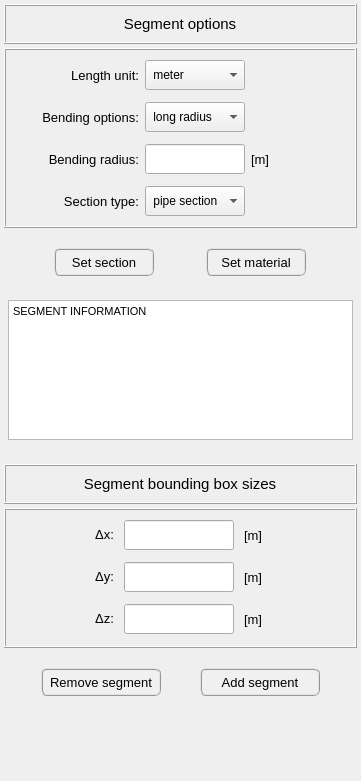
Old version of the form pulse/interface/ui_files/model/geometry/add_widget.ui in the repository open-pulse/OpenPulse.
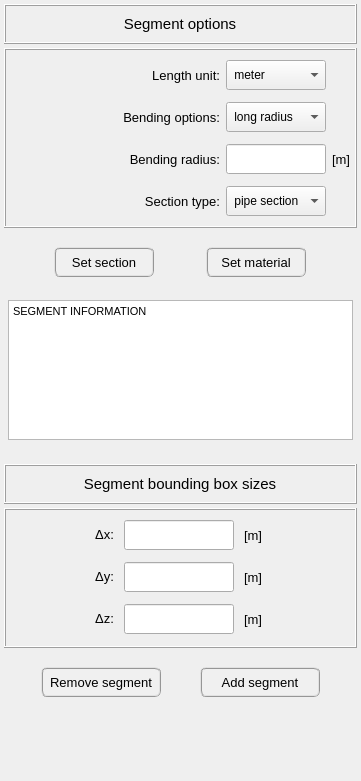
New version of the form.

```diff
--- a/pulse/interface/ui_files/model/geometry/add_widget.ui
+++ b/pulse/interface/ui_files/model/geometry/add_widget.ui
@@ -140,7 +140,72 @@
       <property name="bottomMargin">
        <number>4</number>
       </property>
-      <item row="2" column="1">
+      <item row="1" column="2">
+       <widget class="QComboBox" name="comboBox_bending_type">
+        <property name="minimumSize">
+         <size>
+          <width>100</width>
+          <height>30</height>
+         </size>
+        </property>
+        <property name="maximumSize">
+         <size>
+          <width>100</width>
+          <height>30</height>
+         </size>
+        </property>
+        <property name="font">
+         <font>
+          <pointsize>9</pointsize>
+         </font>
+        </property>
+        <item>
+         <property name="text">
+          <string> long radius</string>
+         </property>
+        </item>
+        <item>
+         <property name="text">
+          <string> short radius</string>
+         </property>
+        </item>
+        <item>
+         <property name="text">
+          <string> user-defined</string>
+         </property>
+        </item>
+        <item>
+         <property name="text">
+          <string> disabled</string>
+         </property>
+        </item>
+       </widget>
+      </item>
+      <item row="2" column="3">
+       <widget class="QLabel" name="label_unit_bending_radius">
+        <property name="minimumSize">
+         <size>
+          <width>0</width>
+          <height>0</height>
+         </size>
+        </property>
+        <property name="maximumSize">
+         <size>
+          <width>100</width>
+          <height>16777215</height>
+         </size>
+        </property>
+        <property name="font">
+         <font>
+          <pointsize>10</pointsize>
+         </font>
+        </property>
+        <property name="text">
+         <string>[m]</string>
+        </property>
+       </widget>
+      </item>
+      <item row="2" column="2">
        <widget class="QLineEdit" name="lineEdit_bending_radius">
         <property name="minimumSize">
          <size>
@@ -164,7 +229,7 @@
         </property>
        </widget>
       </item>
-      <item row="2" column="0">
+      <item row="2" column="1">
        <widget class="QLabel" name="label_6">
         <property name="minimumSize">
          <size>
@@ -191,7 +256,7 @@
         </property>
        </widget>
       </item>
-      <item row="0" column="1">
+      <item row="0" column="2">
        <widget class="QComboBox" name="comboBox_length_unit">
         <property name="minimumSize">
          <size>
@@ -227,7 +292,7 @@
         </item>
        </widget>
       </item>
-      <item row="6" column="0">
+      <item row="6" column="1">
        <widget class="QLabel" name="label_9">
         <property name="minimumSize">
          <size>
@@ -254,7 +319,7 @@
         </property>
        </widget>
       </item>
-      <item row="1" column="0">
+      <item row="1" column="1">
        <widget class="QLabel" name="label_5">
         <property name="minimumSize">
          <size>
@@ -281,7 +346,7 @@
         </property>
        </widget>
       </item>
-      <item row="6" column="1">
+      <item row="6" column="2">
        <widget class="QComboBox" name="comboBox_section_type">
         <property name="minimumSize">
          <size>
@@ -312,7 +377,7 @@
         </item>
        </widget>
       </item>
-      <item row="0" column="0">
+      <item row="0" column="1">
        <widget class="QLabel" name="label_4">
         <property name="minimumSize">
          <size>
@@ -339,70 +404,18 @@
         </property>
        </widget>
       </item>
-      <item row="1" column="1">
-       <widget class="QComboBox" name="comboBox_bending_type">
-        <property name="minimumSize">
-         <size>
-          <width>100</width>
-          <height>30</height>
-         </size>
+      <item row="0" column="0">
+       <spacer name="horizontalSpacer">
+        <property name="orientation">
+         <enum>Qt::Horizontal</enum>
         </property>
-        <property name="maximumSize">
+        <property name="sizeHint" stdset="0">
          <size>
-          <width>100</width>
-          <height>30</height>
+          <width>40</width>
+          <height>20</height>
          </size>
         </property>
-        <property name="font">
-         <font>
-          <pointsize>9</pointsize>
-         </font>
-        </property>
-        <item>
-         <property name="text">
-          <string> long radius</string>
-         </property>
-        </item>
-        <item>
-         <property name="text">
-          <string> short radius</string>
-         </property>
-        </item>
-        <item>
-         <property name="text">
-          <string> user-defined</string>
-         </property>
-        </item>
-        <item>
-         <property name="text">
-          <string> disabled</string>
-         </property>
-        </item>
-       </widget>
-      </item>
-      <item row="2" column="2">
-       <widget class="QLabel" name="label_unit_bending_radius">
-        <property name="minimumSize">
-         <size>
-          <width>60</width>
-          <height>0</height>
-         </size>
-        </property>
-        <property name="maximumSize">
-         <size>
-          <width>100</width>
-          <height>16777215</height>
-         </size>
-        </property>
-        <property name="font">
-         <font>
-          <pointsize>10</pointsize>
-         </font>
-        </property>
-        <property name="text">
-         <string>[m]</string>
-        </property>
-       </widget>
+       </spacer>
       </item>
      </layout>
     </widget>
@@ -445,13 +458,13 @@
         <property name="minimumSize">
          <size>
           <width>100</width>
-          <height>28</height>
+          <height>30</height>
          </size>
         </property>
         <property name="maximumSize">
          <size>
           <width>100</width>
-          <height>28</height>
+          <height>30</height>
          </size>
         </property>
         <property name="font">
@@ -481,13 +494,13 @@
         <property name="minimumSize">
          <size>
           <width>100</width>
-          <height>28</height>
+          <height>30</height>
          </size>
         </property>
         <property name="maximumSize">
          <size>
           <width>100</width>
-          <height>28</height>
+          <height>30</height>
          </size>
         </property>
         <property name="font">
@@ -954,13 +967,13 @@
         <property name="minimumSize">
          <size>
           <width>120</width>
-          <height>28</height>
+          <height>30</height>
          </size>
         </property>
         <property name="maximumSize">
          <size>
           <width>120</width>
-          <height>28</height>
+          <height>30</height>
          </size>
         </property>
         <property name="font">
@@ -993,13 +1006,13 @@
         <property name="minimumSize">
          <size>
           <width>120</width>
-          <height>28</height>
+          <height>30</height>
          </size>
         </property>
         <property name="maximumSize">
          <size>
           <width>120</width>
-          <height>28</height>
+          <height>30</height>
          </size>
         </property>
         <property name="font">
```
